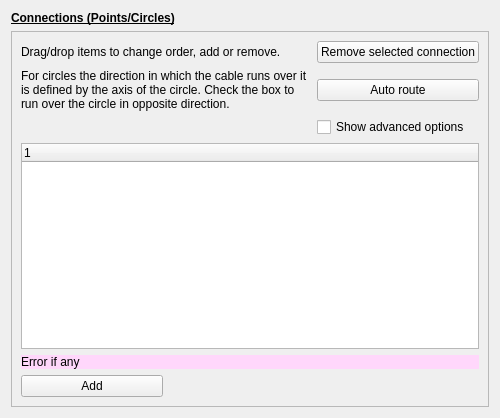
RubendeBruin/DAVE, file guis/widget_connections.ui: the form before one commit.
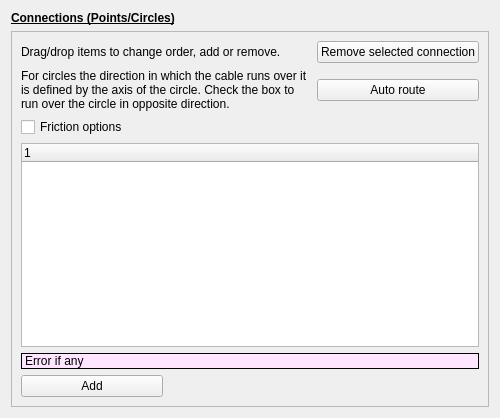
The form after the commit. Custom widgets are drawn as their Qt base class.

Diff of the .ui file:
```diff
--- a/guis/widget_connections.ui
+++ b/guis/widget_connections.ui
@@ -79,17 +79,13 @@
       <item row="10" column="2" colspan="2">
        <widget class="QNodePicker" name="widgetPicker" native="true"/>
       </item>
-      <item row="6" column="3">
-       <widget class="QCheckBox" name="checkBox">
-        <property name="text">
-         <string>Show advanced options</string>
-        </property>
-       </widget>
-      </item>
       <item row="9" column="1" colspan="3">
        <widget class="QLabel" name="lblError">
         <property name="styleSheet">
-         <string notr="true">background-color: rgb(255, 215, 251);</string>
+         <string notr="true">background-color: rgb(255, 229, 255);</string>
+        </property>
+        <property name="frameShape">
+         <enum>QFrame::Box</enum>
         </property>
         <property name="text">
          <string>Error if any</string>
@@ -109,6 +105,13 @@
         </property>
        </widget>
       </item>
+      <item row="6" column="1">
+       <widget class="QCheckBox" name="checkBox">
+        <property name="text">
+         <string>Friction options</string>
+        </property>
+       </widget>
+      </item>
      </layout>
     </widget>
    </item>
```
